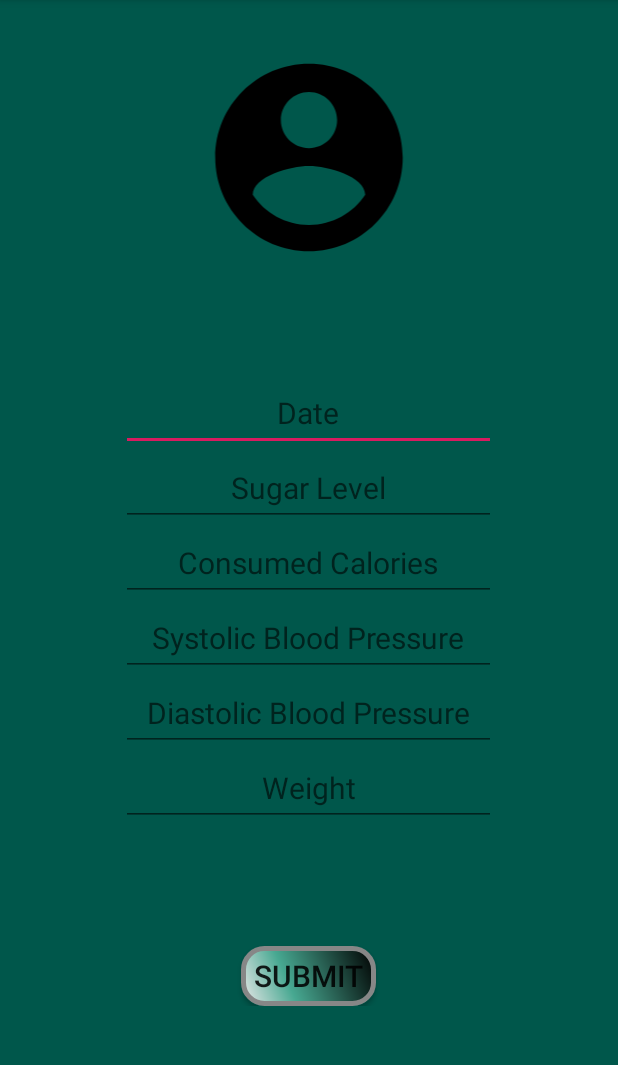
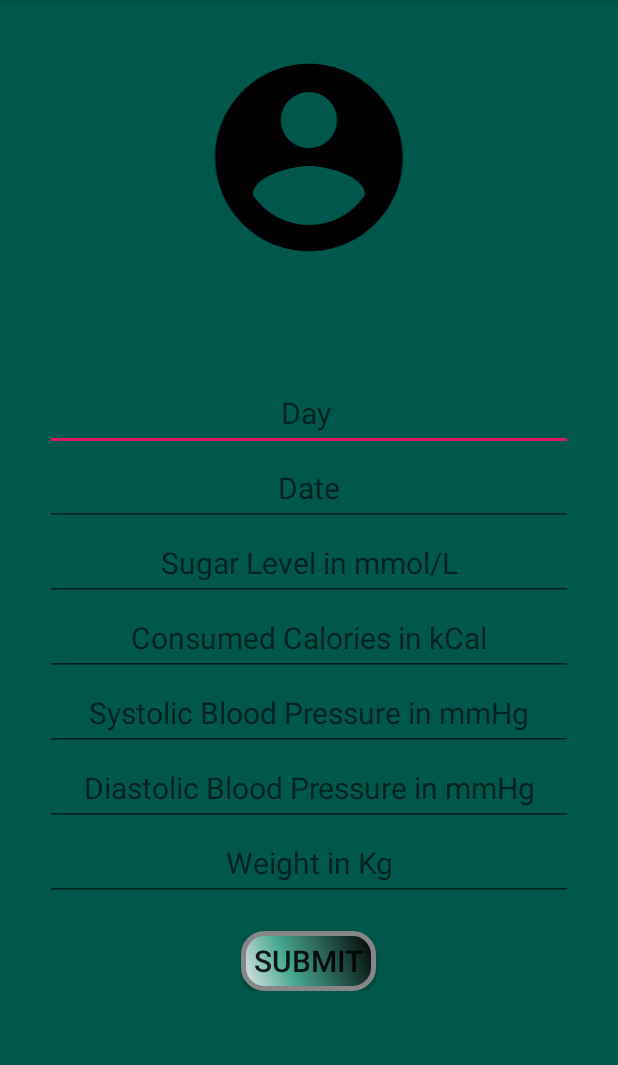
Before and after one commit to Sefatohee/Android-App-Project, an Android app: the Profile screen opened directly, with no data from a screen before it, on a phone screen of 412 x 824 dp, the part 84-1149 px from its top. Run offline under Robolectric (Android 15) with nearby library versions, the phone set to English and light mode, and no system bars; our stand-ins replace Volley; network calls fail; 2 statements that could not run were skipped.

```diff
--- a/src/main/res/layout/activity_personal_info.xml
+++ b/src/main/res/layout/activity_personal_info.xml
@@ -4,14 +4,18 @@
     xmlns:tools="http://schemas.android.com/tools"
     android:layout_width="match_parent"
     android:layout_height="match_parent"
+    android:background="@color/colorPrimary"
     android:padding="10dp"
     tools:context=".Personal_info">
+
+
 
     <LinearLayout
         android:layout_width="match_parent"
         android:layout_height="match_parent">
 
         <WebView
+
             android:id="@+id/webview_personal"
             android:layout_width="match_parent"
             android:layout_height="wrap_content">
--- a/src/main/res/layout/activity_profile.xml
+++ b/src/main/res/layout/activity_profile.xml
@@ -34,11 +34,20 @@
             android:textAlignment="center"
             />
 
+        <EditText
+            android:layout_gravity="center"
+            android:id="@+id/day"
+            android:layout_width="match_parent"
+            android:layout_height="50dp"
+            android:textSize="20sp"
+            android:hint="Day "
+            android:textAlignment="center"
+            />
 
         <EditText
             android:layout_gravity="center"
             android:id="@+id/date"
-            android:layout_width="250dp"
+            android:layout_width="match_parent"
             android:layout_height="50dp"
             android:textSize="20sp"
             android:hint="Date"
@@ -48,10 +57,10 @@
         <EditText
             android:layout_gravity="center"
             android:id="@+id/sugarLevel"
-            android:layout_width="250dp"
+            android:layout_width="match_parent"
             android:layout_height="50dp"
             android:textSize="20sp"
-            android:hint="Sugar Level"
+            android:hint="Sugar Level in mmol/L"
 
             android:textAlignment="center"
             />
@@ -59,43 +68,43 @@
         <EditText
             android:layout_gravity="center"
             android:id="@+id/consumed_calories"
-            android:layout_width="250dp"
+            android:layout_width="match_parent"
             android:layout_height="50dp"
             android:textSize="20sp"
-            android:hint="Consumed Calories"
+            android:hint="Consumed Calories in kCal"
             android:textAlignment="center"
             />
 
         <EditText
             android:layout_gravity="center"
             android:id="@+id/systolicRate"
-            android:layout_width="250dp"
+            android:layout_width="match_parent"
             android:layout_height="50dp"
             android:textSize="20sp"
 
-            android:hint="Systolic Blood Pressure"
+            android:hint="Systolic Blood Pressure in mmHg"
             android:textAlignment="center"
             />
 
         <EditText
             android:layout_gravity="center"
             android:id="@+id/diastolicRate"
-            android:layout_width="250dp"
+            android:layout_width="match_parent"
             android:layout_height="50dp"
             android:textSize="20sp"
 
-            android:hint="Diastolic Blood Pressure"
+            android:hint="Diastolic Blood Pressure in mmHg"
             android:textAlignment="center"
             />
 
         <EditText
             android:layout_gravity="center"
             android:id="@+id/weight"
-            android:layout_width="250dp"
+            android:layout_width="match_parent"
             android:layout_height="50dp"
             android:textSize="20sp"
 
-            android:hint="Weight"
+            android:hint="Weight in Kg"
             android:textAlignment="center"
             />
 
@@ -104,7 +113,7 @@
             android:id="@+id/submit"
             android:layout_width="90dp"
             android:layout_height="40dp"
-            android:layout_marginTop="80dp"
+            android:layout_marginTop="20dp"
             android:background="@drawable/buttonshape"
             android:text="Submit"
             android:textSize="20sp" />
--- a/src/main/res/layout/activity_sign_in.xml
+++ b/src/main/res/layout/activity_sign_in.xml
@@ -14,7 +14,7 @@
         android:layout_gravity="center"
         android:padding="50dp"
         android:layout_marginTop="12dp"
-        android:src="@drawable/icon" />
+        android:src="@drawable/icon2" />
 
 
     <EditText
--- a/src/main/res/layout/activity_sign_up.xml
+++ b/src/main/res/layout/activity_sign_up.xml
@@ -14,7 +14,7 @@
         android:layout_height="108dp"
         android:layout_gravity="center"
         android:padding="10dp"
-        android:src="@drawable/icon" />
+        android:src="@drawable/icon2" />
 
     <EditText
         android:id="@+id/Name"
--- a/src/main/res/menu/menu.xml
+++ b/src/main/res/menu/menu.xml
@@ -6,9 +6,9 @@
 
 
     <item
-        android:id="@+id/dash"
+        android:id="@+id/review"
         android:icon="@drawable/ic_account_circle_black_24dp"
-        android:title="Post information"
+        android:title="Review information"
         />
 
     <item
@@ -19,11 +19,16 @@
         />
 
     <item
-        android:id="@+id/calculation"
-        android:title="Final Calculation"
+        android:id="@+id/notification"
+        android:title="Notification"
         android:icon="@drawable/ic_settings_black_24dp"
         />
 
+    <item
+        android:id="@+id/about"
+        android:title="About"
+        android:icon="@drawable/ic_settings_black_24dp"
+        />
 
     <item
         android:id="@+id/logout"
```
Also changed, not shown: src/main/AndroidManifest.xml (+8 -6 lines), src/main/java/com/example/healthrecord/About.java (added, +20 -0 lines), src/main/java/com/example/healthrecord/Constant.java (+9 -41 lines), src/main/java/com/example/healthrecord/PreviewInfo.java (added, +103 -0 lines), src/main/java/com/example/healthrecord/Profile.java (+18 -11 lines), src/main/res/layout/activity_about.xml (added, +48 -0 lines), src/main/res/layout/activity_main.xml (+14 -11 lines), src/main/res/layout/activity_notification.xml (+15 -7 lines), src/main/res/layout/activity_preview_info.xml (added, +27 -0 lines), src/main/res/drawable/bcg.jpg (added), src/main/res/drawable/icon1.jpg (added), src/main/res/drawable/icon2.png (added).
